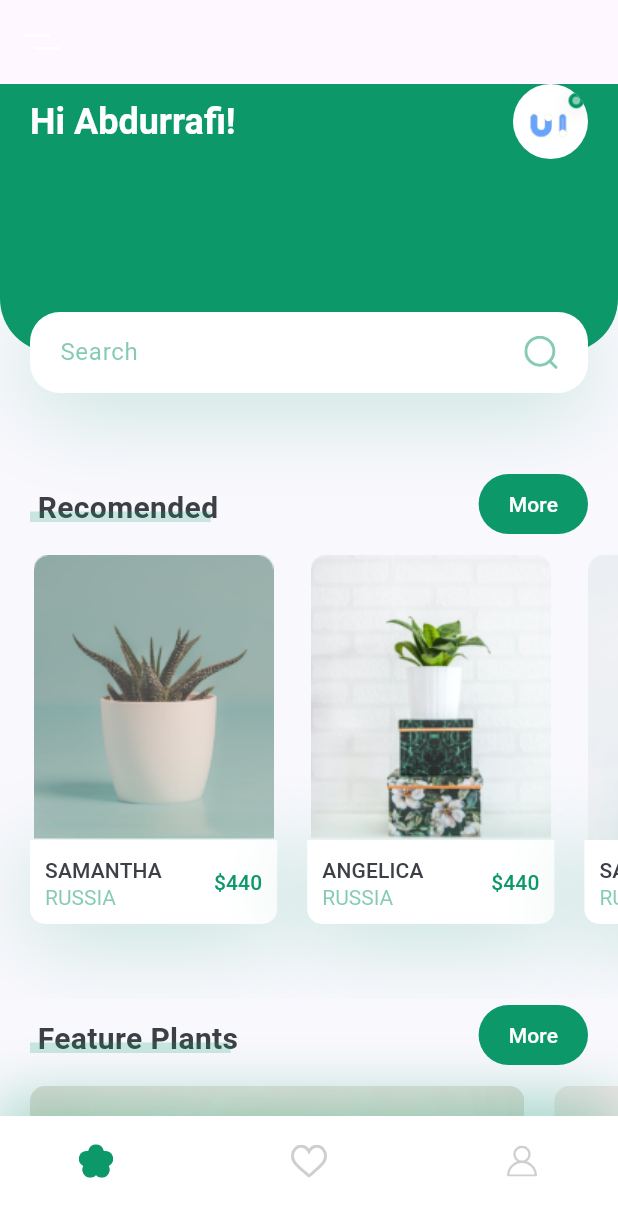
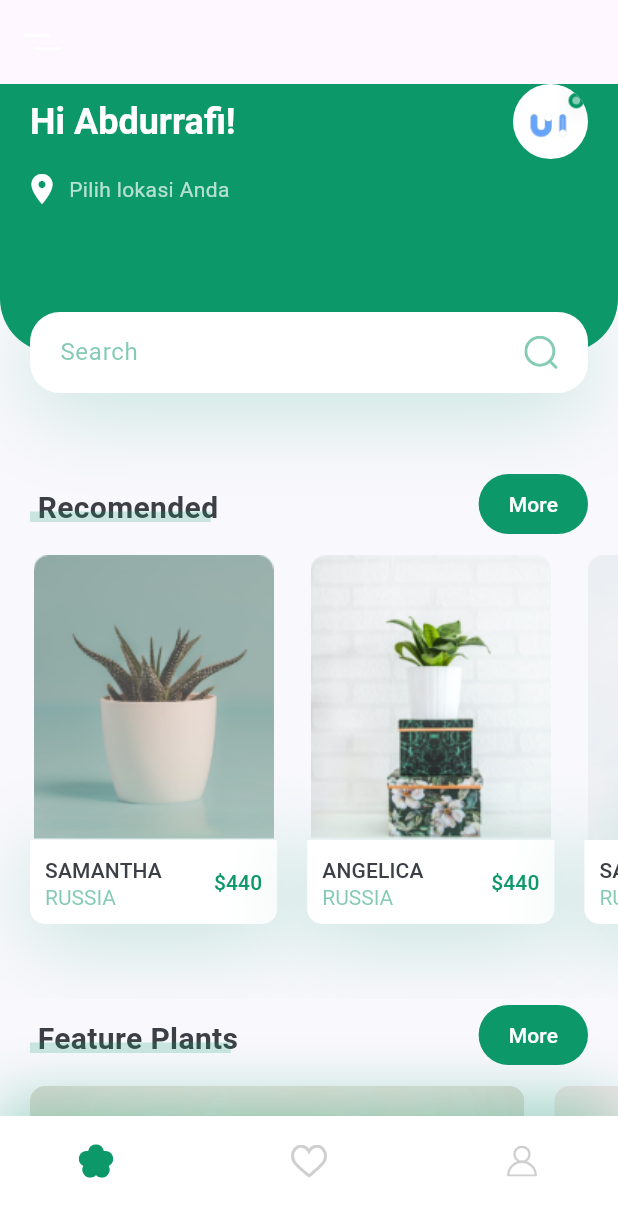
Before and after one commit to Abdurrafi07/PlantApp, a Flutter app: the screen it shows after launch, on a phone screen of 412 x 824 dp. Shown: the top 1217 px of the screen. Run offline on Flutter 3.47's test engine with Material 3 defaults, Android fonts, the phone set to English and light mode, and no system bars; our stand-ins replace camera, flutter_svg, geocoding, geolocator, google_maps_flutter, image_picker and 1 more.

Commit message:
Menambahkan GestureDetector untuk memilih dan menampilkan alamat lokasi

```diff
--- a/lib/screen/home/components/header_with_searchbox.dart
+++ b/lib/screen/home/components/header_with_searchbox.dart
@@ -139,6 +139,32 @@ class _HeaderWithSearchboxState extends State<HeaderWithSearchbox> {
                     ),
                   ],
                 ),
+                const SizedBox(height: 8),
+                GestureDetector(
+                  onTap: _openMapAndSelectAddress,
+                  child: Row(
+                    children: [
+                      Transform.translate(
+                        offset: const Offset(-4, 0),
+                        child: const Icon(
+                          Icons.location_on,
+                          color: Colors.white,
+                        ),
+                      ),
+                      const SizedBox(width: 2),
+                      Expanded(
+                        child: Text(
+                          _selectedAddress ?? "Pilih lokasi Anda",
+                          style: const TextStyle(
+                            color: Colors.white70,
+                            fontSize: 14,
+                          ),
+                          overflow: TextOverflow.ellipsis,
+                        ),
+                      ),
+                    ],
+                  ),
+                ),
               ],
             ),
           ),
```
